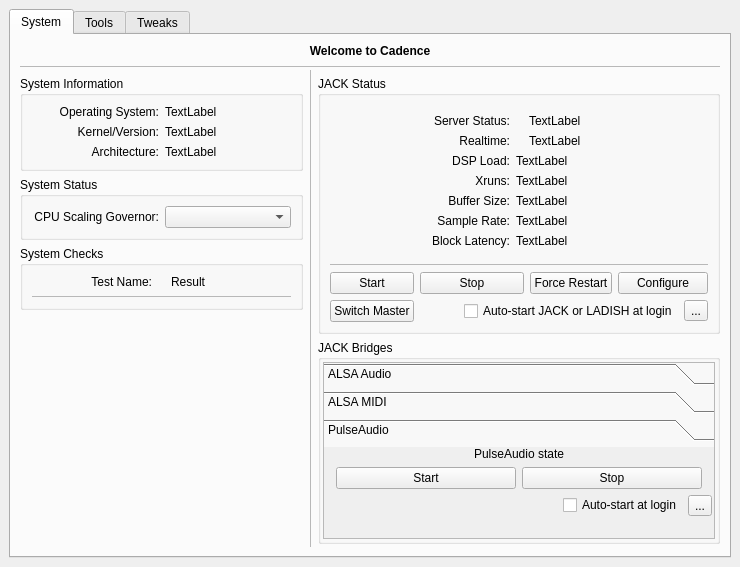
The window that resources/ui/cadence.ui (falkTX/Cadence) describes before a commit, drawn with Qt 5.
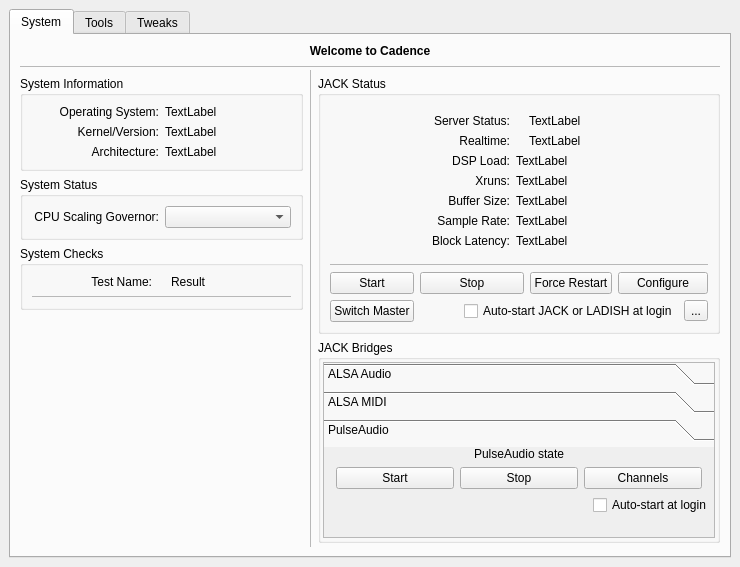
The same window after the commit. The open tabs and pages were chosen to show the change. Icons and pictures are not drawn. Custom widgets are drawn as their Qt base class.

Commit message: enable user to choose number of pulseaudio inputs and outputs channels

```diff
--- a/resources/ui/cadence.ui
+++ b/resources/ui/cadence.ui
@@ -916,6 +916,13 @@
                      </property>
                     </widget>
                    </item>
+                   <item>
+                    <widget class="QPushButton" name="b_pulse_channels">
+                     <property name="text">
+                      <string>Channels</string>
+                     </property>
+                    </widget>
+                   </item>
                    <item>
                     <spacer name="horizontalSpacer_13">
                      <property name="orientation">
@@ -956,13 +963,6 @@
                      </property>
                     </widget>
                    </item>
-                   <item>
-                    <widget class="QToolButton" name="tb_pulse_options">
-                     <property name="text">
-                      <string>...</string>
-                     </property>
-                    </widget>
-                   </item>
                   </layout>
                  </item>
                  <item>
```
The commit also changes 3 other files.
